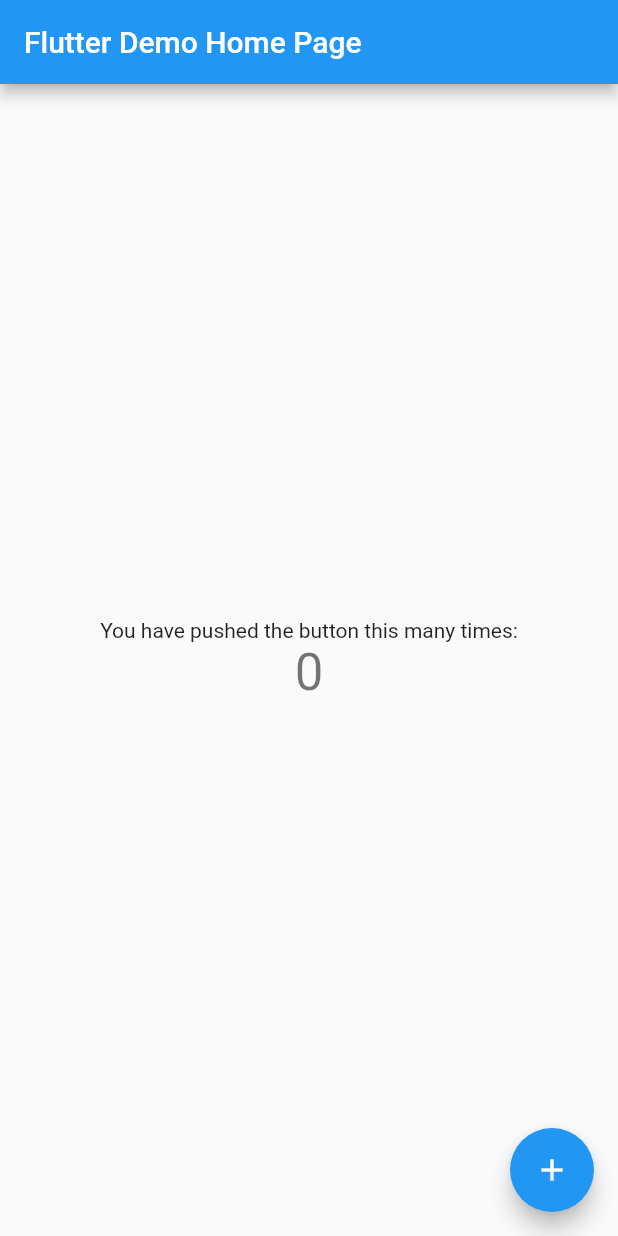
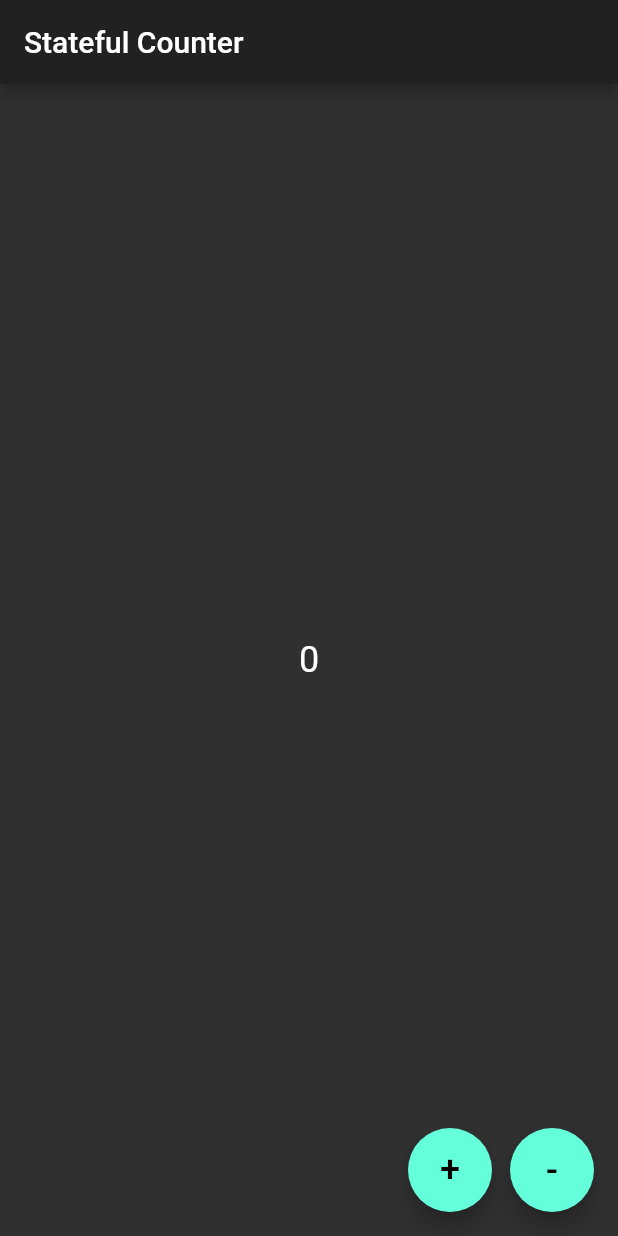
Before and after one commit to dhiyaaulauliyaa/flutter_state_management_ex, a Flutter app: the screen it shows after launch, on a phone screen of 412 x 824 dp. Run offline on Flutter 3.47's test engine with Material 2 defaults, Android fonts, the light colour scheme and no system bars.

Commit message:
stateful counter finish

```diff
--- a/lib/main.dart
+++ b/lib/main.dart
@@ -10,55 +10,65 @@
     return MaterialApp(
       title: 'Flutter Demo',
       theme: ThemeData(
-        primarySwatch: Colors.blue,
+        brightness: Brightness.dark,
       ),
-      home: MyHomePage(title: 'Flutter Demo Home Page'),
+      home: MyHomePage(),
     );
   }
 }
 
+enum CounterEvent {
+  Increment,
+  Decrement,
+}
+
 class MyHomePage extends StatefulWidget {
-  MyHomePage({Key? key, required this.title}) : super(key: key);
-
-  final String title;
+  const MyHomePage({Key? key}) : super(key: key);
 
   @override
   _MyHomePageState createState() => _MyHomePageState();
 }
 
 class _MyHomePageState extends State<MyHomePage> {
-  int _counter = 0;
+  TextStyle style = TextStyle(fontSize: 24);
 
-  void _incrementCounter() {
+  int _count = 0;
+
+  void _counter(CounterEvent event) {
     setState(() {
-      _counter++;
+      _count += event == CounterEvent.Increment ? 1 : -1;
     });
   }
 
   @override
   Widget build(BuildContext context) {
     return Scaffold(
-      appBar: AppBar(
-        title: Text(widget.title),
+      appBar: AppBar(title: Text('Stateful Counter')),
+      floatingActionButton: Row(
+        mainAxisAlignment: MainAxisAlignment.end,
+        children: [
+          FloatingActionButton(
+            onPressed: () => _counter(CounterEvent.Increment),
+            child: Text(
+              '+',
+              style: style,
+            ),
+          ),
+          SizedBox(width: 12),
+          FloatingActionButton(
+            onPressed: () => _counter(CounterEvent.Decrement),
+            child: Text(
+              '-',
+              style: style,
+            ),
+          )
+        ],
       ),
       body: Center(
-        child: Column(
-          mainAxisAlignment: MainAxisAlignment.center,
-          children: <Widget>[
-            Text(
-              'You have pushed the button this many times:',
-            ),
-            Text(
-              '$_counter',
-              style: Theme.of(context).textTheme.headline4,
-            ),
-          ],
+        child: Text(
+          '$_count',
+          style: style,
         ),
-      ),
-      floatingActionButton: FloatingActionButton(
-        onPressed: _incrementCounter,
-        tooltip: 'Increment',
-        child: Icon(Icons.add),
       ),
     );
   }
```
